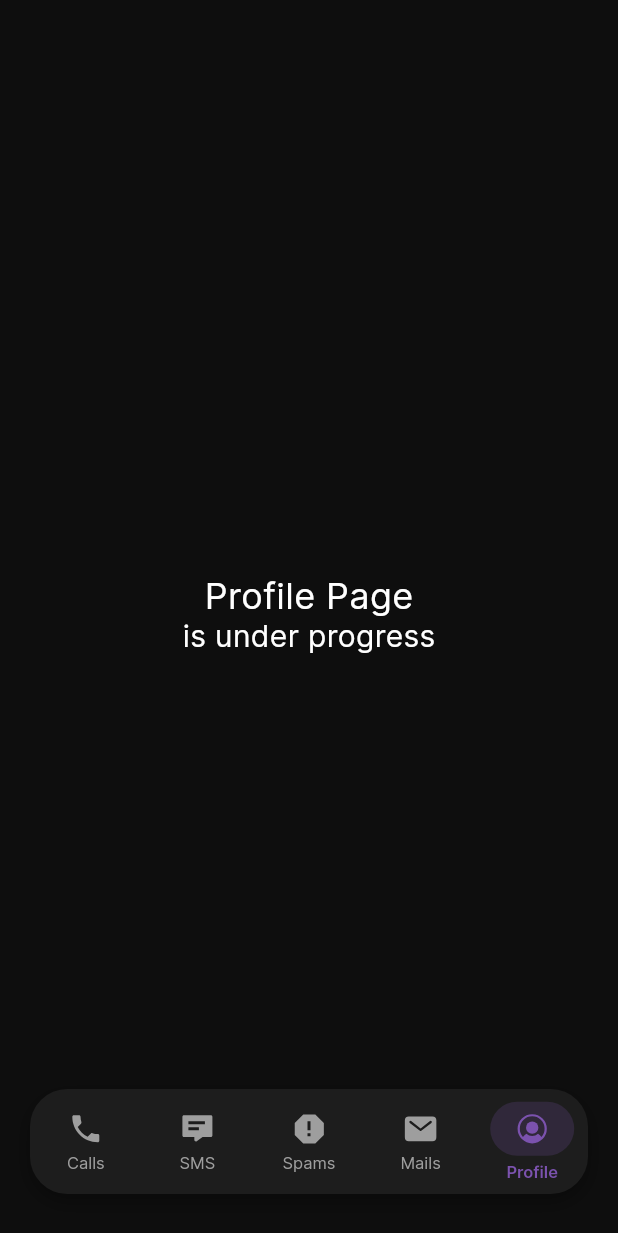
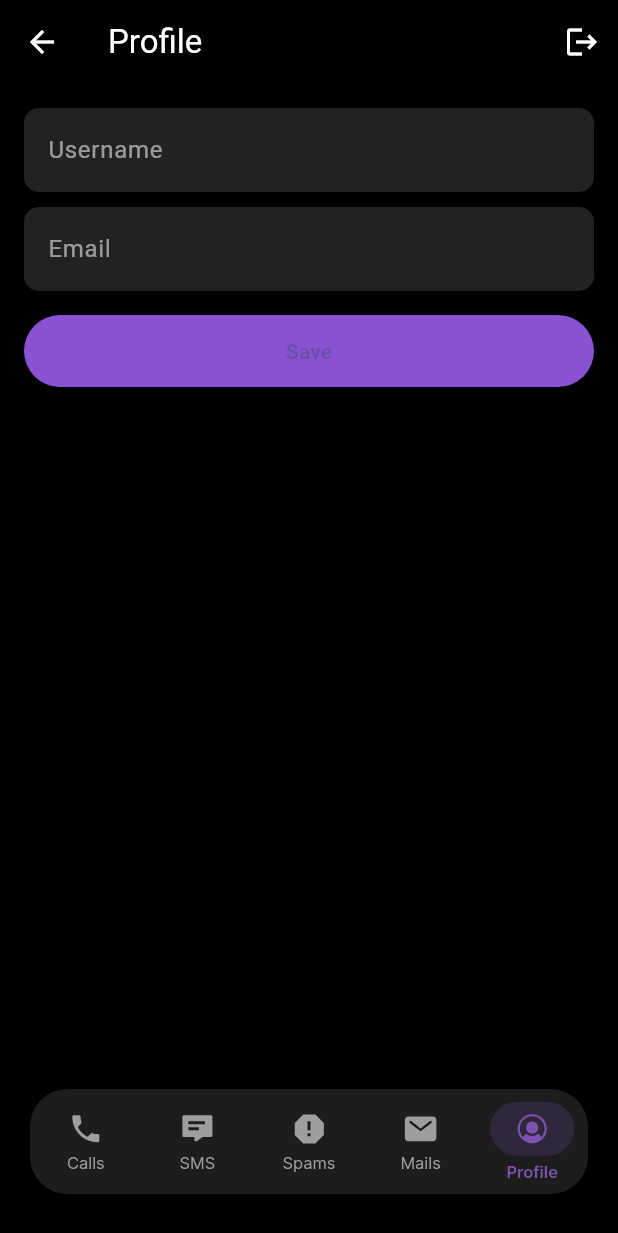
Before and after one commit to shwet46/safence, a Flutter app: the HomeController screen opened directly, swiped to page 5, on a phone screen of 412 x 824 dp. Shown: the top 1233 px of the screen. Run offline on Flutter 3.47's test engine with Material 3 defaults, Android fonts, the light colour scheme and no system bars; our stand-ins replace cloud_firestore, firebase_auth, firebase_core, flutter_contacts, flutter_dotenv, flutter_secure_storage and 2 more; missing offline and left inert: call_log, flutter_sms_inbox, jwt_decode, phone_state; accounts and stored records are empty; network calls fail.

Commit message:
firebase setup and realtime sms

```diff
--- /dev/null
+++ b/lib/providers/firebase_auth_provider.dart
@@ -0,0 +1,46 @@
+import 'package:cloud_firestore/cloud_firestore.dart';
+import 'package:firebase_auth/firebase_auth.dart';
+import 'package:flutter/foundation.dart';
+
+class FirebaseAuthProvider with ChangeNotifier {
+  final FirebaseAuth _auth = FirebaseAuth.instance;
+  final FirebaseFirestore _db = FirebaseFirestore.instance;
+
+  User? get user => _auth.currentUser;
+  Stream<User?> get authStateChanges => _auth.authStateChanges();
+
+  Future<void> signUp({required String email, required String password, required String username}) async {
+    final cred = await _auth.createUserWithEmailAndPassword(email: email, password: password);
+    await cred.user?.updateDisplayName(username);
+    await _db.collection('users').doc(cred.user!.uid).set({
+      'email': email,
+      'username': username,
+      'createdAt': FieldValue.serverTimestamp(),
+      'updatedAt': FieldValue.serverTimestamp(),
+    }, SetOptions(merge: true));
+    notifyListeners();
+  }
+
+  Future<void> signIn({required String email, required String password}) async {
+    await _auth.signInWithEmailAndPassword(email: email, password: password);
+    notifyListeners();
+  }
+
+  Future<void> signOut() async {
+    await _auth.signOut();
+    notifyListeners();
+  }
+
+  Stream<DocumentSnapshot<Map<String, dynamic>>> userProfileStream(String uid) {
+    return _db.collection('users').doc(uid).snapshots();
+  }
+
+  Future<void> updateUsername(String uid, String username) async {
+    await _db.collection('users').doc(uid).set({
+      'username': username,
+      'updatedAt': FieldValue.serverTimestamp(),
+    }, SetOptions(merge: true));
+    await _auth.currentUser?.updateDisplayName(username);
+    notifyListeners();
+  }
+}
--- a/lib/splash.dart
+++ b/lib/splash.dart
@@ -1,7 +1,7 @@
 import 'dart:async';
 
 import 'package:flutter/cupertino.dart';
-import 'package:safence/views/main/main_page.dart';
+import 'package:safence/views/auth/auth_gate.dart';
 import 'package:safence/views/static/loading.dart';
 
 class SplashScreen extends StatefulWidget{
@@ -19,7 +19,7 @@ class _SplashScreenState extends State<SplashScreen>{
     Timer(const Duration(seconds: 2), () {
       if (mounted) {
         Navigator.of(context).pushReplacement(
-          CupertinoPageRoute(builder: (context) => const HomeController()),
+          CupertinoPageRoute(builder: (context) => const AuthGate()),
         );
       }
     });
--- a/lib/views/main/main_page.dart
+++ b/lib/views/main/main_page.dart
@@ -5,6 +5,7 @@ import 'package:safence/views/main/mails.dart';
 import 'package:safence/views/main/messages.dart';
 import 'package:safence/views/main/calls.dart';
 import 'package:safence/views/static/page404.dart';
+import 'package:safence/views/main/profile.dart';
 
 class HomeController extends StatefulWidget {
   const HomeController({super.key});
@@ -20,9 +21,9 @@ class _HomeControllerState extends State<HomeController> {
   List<Widget> get _pages => [
     const CallsPage(),
     const MessagesScreen(),
-    const Page404(pageName: "Voice Mails"),
+    const Page404(pageName: "Spams"),
     const MailsPage(),
-    const Page404(pageName: "Profile"),
+    const ProfilePage(),
   ];
 
   @override
--- /dev/null
+++ b/lib/views/main/profile.dart
@@ -0,0 +1,109 @@
+import 'package:cloud_firestore/cloud_firestore.dart';
+import 'package:firebase_auth/firebase_auth.dart';
+import 'package:flutter/material.dart';
+import 'package:provider/provider.dart';
+import 'package:safence/providers/firebase_auth_provider.dart';
+
+class ProfilePage extends StatefulWidget {
+  const ProfilePage({super.key});
+  @override
+  State<ProfilePage> createState() => _ProfilePageState();
+}
+
+class _ProfilePageState extends State<ProfilePage> {
+  final _username = TextEditingController();
+  final _email = TextEditingController();
+  bool _saving = false;
+
+  @override
+  void dispose() {
+    _username.dispose();
+    _email.dispose();
+    super.dispose();
+  }
+
+  @override
+  Widget build(BuildContext context) {
+    final user = FirebaseAuth.instance.currentUser;
+    if (user == null) {
+      return const Scaffold(
+        backgroundColor: Colors.black,
+        body: Center(child: Text('Not signed in', style: TextStyle(color: Colors.white))),
+      );
+    }
+    return Scaffold(
+      backgroundColor: Colors.black,
+      appBar: AppBar(
+        title: const Text('Profile'),
+        backgroundColor: Colors.black,
+        foregroundColor: Colors.white,
+        actions: [
+          IconButton(
+            onPressed: () => context.read<FirebaseAuthProvider>().signOut(),
+            icon: const Icon(Icons.logout),
+          )
+        ],
+      ),
+      body: StreamBuilder<DocumentSnapshot<Map<String, dynamic>>>(
+        stream: FirebaseFirestore.instance.collection('users').doc(user.uid).snapshots(),
+        builder: (context, snapshot) {
+          final data = snapshot.data?.data();
+          _username.text = data?['username'] ?? user.displayName ?? '';
+          _email.text = data?['email'] ?? user.email ?? '';
+          return Padding(
+            padding: const EdgeInsets.all(16.0),
+            child: Column(
+              crossAxisAlignment: CrossAxisAlignment.start,
+              children: [
+                _field(_username, 'Username'),
+                const SizedBox(height: 10),
+                _field(_email, 'Email'),
+                const SizedBox(height: 16),
+                SizedBox(
+                  width: double.infinity,
+                  height: 48,
+                  child: ElevatedButton(
+                    onPressed: _saving ? null : () async {
+                      setState(() => _saving = true);
+                      try {
+                        await FirebaseFirestore.instance.collection('users').doc(user.uid).set({
+                          'username': _username.text.trim(),
+                          'email': _email.text.trim(),
+                          'updatedAt': FieldValue.serverTimestamp(),
+                        }, SetOptions(merge: true));
+                        await user.updateDisplayName(_username.text.trim());
+                        if (_email.text.trim().isNotEmpty && _email.text.trim() != user.email) {
+                          await user.updateEmail(_email.text.trim());
+                        }
+                      } catch (e) {
+                        ScaffoldMessenger.of(context).showSnackBar(SnackBar(content: Text('Error: $e')));
+                      } finally {
+                        if (mounted) setState(() => _saving = false);
+                      }
+                    },
+                    style: ElevatedButton.styleFrom(backgroundColor: const Color(0xFF8952D4)),
+                    child: _saving ? const CircularProgressIndicator(color: Colors.white) : const Text('Save'),
+                  ),
+                ),
+              ],
+            ),
+          );
+        },
+      ),
+    );
+  }
+
+  Widget _field(TextEditingController c, String hint) {
+    return TextField(
+      controller: c,
+      style: const TextStyle(color: Colors.white),
+      decoration: InputDecoration(
+        hintText: hint,
+        hintStyle: const TextStyle(color: Colors.white54),
+        filled: true,
+        fillColor: const Color(0xFF222222),
+        border: OutlineInputBorder(borderRadius: BorderRadius.circular(10), borderSide: BorderSide.none),
+      ),
+    );
+  }
+}
--- a/lib/views/static/loading.dart
+++ b/lib/views/static/loading.dart
@@ -21,7 +21,10 @@ class _LoadingScreenState extends State<LoadingScreen> {
     return Scaffold(
       backgroundColor: const Color.fromARGB(255, 34, 34, 34),
       body: Center(
-        child: Image.asset(Constants.loader),
+        child: Image.asset(
+          Constants.loader,
+          errorBuilder: (context, error, stack) => const CircularProgressIndicator(color: Colors.white),
+        ),
       ),
     );
   }
--- a/pubspec.yaml
+++ b/pubspec.yaml
@@ -20,6 +20,11 @@ dependencies:
   url_launcher: ^6.3.1
   flutter_secure_storage: ^9.2.4
   jwt_decode: ^0.3.1
+  flutter_sms_inbox: ^1.0.4
+  firebase_core: ^3.15.2
+  flutter_dotenv: ^5.1.0
+  firebase_auth: 5.7.0
+  cloud_firestore: 5.6.11
 
 dev_dependencies:
   flutter_test:
@@ -42,6 +47,7 @@ flutter:
     - assets/images/
     - assets/icons/
     - assets/icons/navbar/
+    - .env
 
   fonts:
     - family: Inter
```
Also changed, not shown: lib/main.dart (+69 -9 lines), lib/views/auth/auth_gate.dart (added, +41 -0 lines), lib/views/auth/login.dart (added, +99 -0 lines), lib/views/auth/signup.dart (added, +91 -0 lines), lib/views/main/messages.dart (+147 -36 lines), lib/views/static/startup_error.dart (added, +34 -0 lines), lib/firebase_options.dart (added), pubspec.lock, 11 other files.
